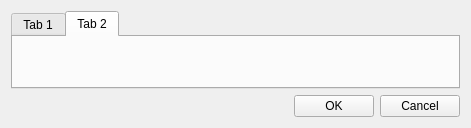
The window that Software/ASNPAdminApp/src/dialogvariableinput.ui (Allexin/ASNPSmartHouse) describes before a commit, drawn with Qt 5.
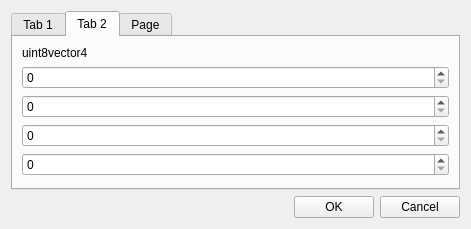
The same window after the commit. The open tabs and pages were chosen to show the change.

Diff of the .ui file:
```diff
--- a/Software/ASNPAdminApp/src/dialogvariableinput.ui
+++ b/Software/ASNPAdminApp/src/dialogvariableinput.ui
@@ -7,7 +7,7 @@
     <x>0</x>
     <y>0</y>
     <width>471</width>
-    <height>128</height>
+    <height>229</height>
    </rect>
   </property>
   <property name="windowTitle">
@@ -34,6 +34,102 @@
       <attribute name="title">
        <string>Tab 2</string>
       </attribute>
+      <layout class="QVBoxLayout" name="verticalLayout_3">
+       <item>
+        <widget class="QLabel" name="label_2">
+         <property name="text">
+          <string>uint8vector4</string>
+         </property>
+        </widget>
+       </item>
+       <item>
+        <widget class="QSpinBox" name="spinBox_uint8vector4_0">
+         <property name="maximum">
+          <number>255</number>
+         </property>
+        </widget>
+       </item>
+       <item>
+        <widget class="QSpinBox" name="spinBox_uint8vector4_1">
+         <property name="maximum">
+          <number>255</number>
+         </property>
+        </widget>
+       </item>
+       <item>
+        <widget class="QSpinBox" name="spinBox_uint8vector4_2">
+         <property name="maximum">
+          <number>255</number>
+         </property>
+        </widget>
+       </item>
+       <item>
+        <widget class="QSpinBox" name="spinBox_uint8vector4_3">
+         <property name="maximum">
+          <number>255</number>
+         </property>
+        </widget>
+       </item>
+       <item>
+        <spacer name="verticalSpacer_2">
+         <property name="orientation">
+          <enum>Qt::Vertical</enum>
+         </property>
+         <property name="sizeHint" stdset="0">
+          <size>
+           <width>20</width>
+           <height>40</height>
+          </size>
+         </property>
+        </spacer>
+       </item>
+      </layout>
+     </widget>
+     <widget class="QWidget" name="tab_strin16">
+      <attribute name="title">
+       <string>Page</string>
+      </attribute>
+      <layout class="QVBoxLayout" name="verticalLayout_4">
+       <item>
+        <widget class="QLabel" name="label">
+         <property name="text">
+          <string>String16</string>
+         </property>
+        </widget>
+       </item>
+       <item>
+        <widget class="QLineEdit" name="lineEdit_string16">
+         <property name="font">
+          <font>
+           <family>DejaVu Sans Mono</family>
+          </font>
+         </property>
+         <property name="locale">
+          <locale language="English" country="UnitedStates"/>
+         </property>
+        </widget>
+       </item>
+       <item>
+        <widget class="QLabel" name="label_String16validationInfo">
+         <property name="text">
+          <string/>
+         </property>
+        </widget>
+       </item>
+       <item>
+        <spacer name="verticalSpacer">
+         <property name="orientation">
+          <enum>Qt::Vertical</enum>
+         </property>
+         <property name="sizeHint" stdset="0">
+          <size>
+           <width>20</width>
+           <height>40</height>
+          </size>
+         </property>
+        </spacer>
+       </item>
+      </layout>
      </widget>
     </widget>
    </item>
```
Left out of the diff: 25 changed lines with no effect on the pictures.
